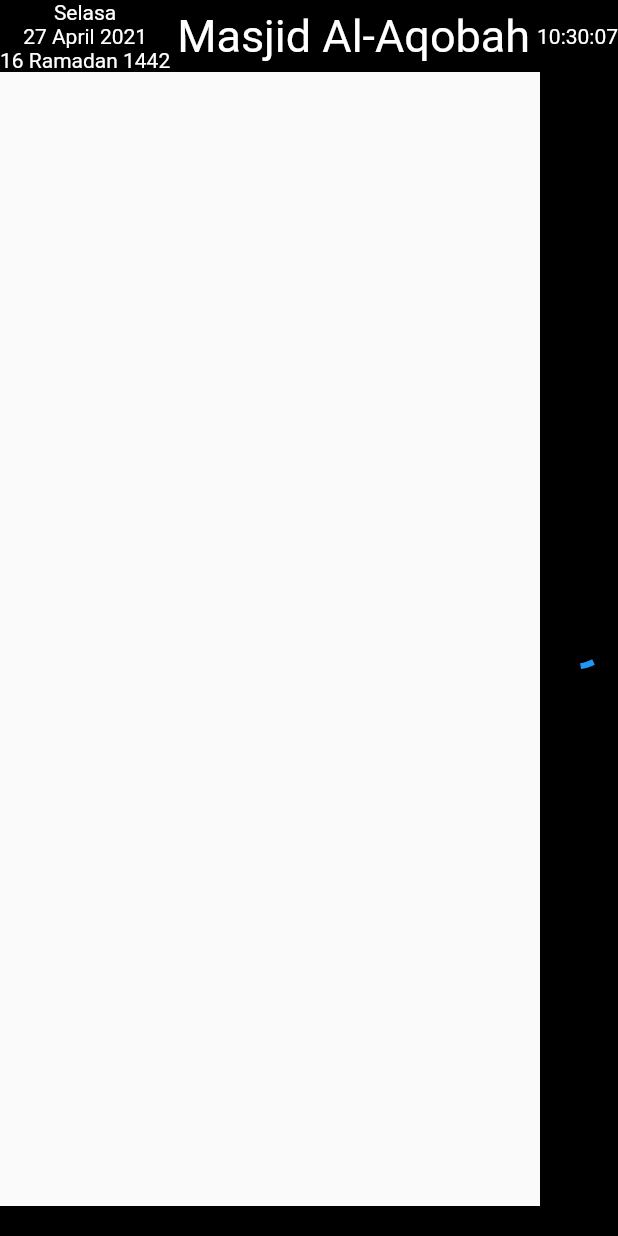
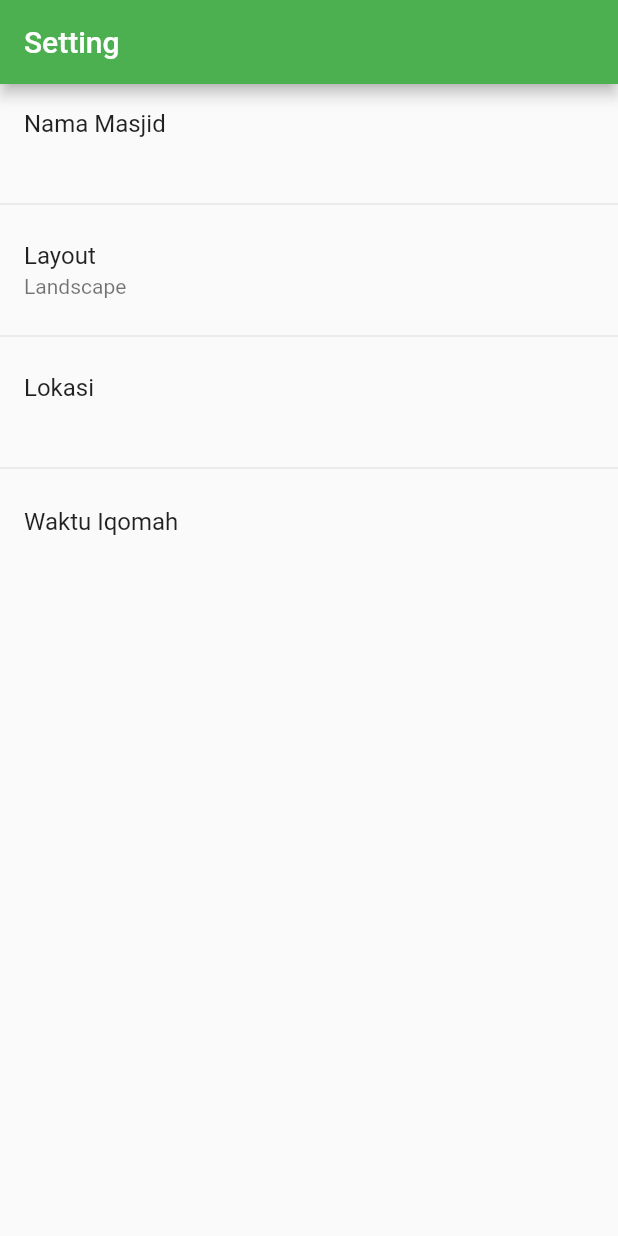
Before and after one commit to zain3ie/masjidtv, a Flutter app: the screen it shows after launch, on a phone screen of 412 x 824 dp. Run offline on Flutter 3.47's test engine with Material 2 defaults, Android fonts, the phone set to English and light mode, and no system bars; our stand-ins replace carousel_slider, hijri, marquee, permission_handler, shared_preferences and 1 more; missing offline and left inert: dart:ffi; accounts and stored records are empty.

Commit message:
create setting view

```diff
--- a/lib/main.dart
+++ b/lib/main.dart
@@ -1,6 +1,13 @@
+import 'dart:ffi';
+
 import 'package:flutter/material.dart';
+import 'package:masjid_tv/utils/routers.dart';
 import 'package:masjid_tv/views/main/main_display.dart';
-import 'package:masjid_tv/views/settings.dart';
+import 'package:masjid_tv/views/settings/iqomah.dart';
+import 'package:masjid_tv/views/settings/layout.dart';
+import 'package:masjid_tv/views/settings/location.dart';
+import 'package:masjid_tv/views/settings/settings.dart';
+import 'package:shared_preferences/shared_preferences.dart';
 
 void main() {
   runApp(MyApp());
@@ -12,9 +19,37 @@ class MyApp extends StatelessWidget {
     return MaterialApp(
       title: 'Masjid TV',
       theme: ThemeData(
-        primarySwatch: Colors.blue,
+        primarySwatch: Colors.green,
       ),
-      home: MainDisplay()
+      home: FutureBuilder(
+        future: _setInitialPreferences(),
+        builder: (context, snapshot) {
+          return SettingsView();
+        }
+      ),
+      routes: <String, WidgetBuilder>{
+        MyRouter.main : (BuildContext context) => MainDisplay(),
+        MyRouter.setting : (BuildContext context) => SettingsView(),
+        MyRouter.layoutSetting : (BuildContext context) => LayoutSetting(),
+        MyRouter.locationSetting : (BuildContext context) => LocationSetting(),
+        MyRouter.iqomahSetting : (BuildContext context) => IqomahSetting(),
+      }
     );
   }
 }
+
+Future _setInitialPreferences() async {
+  SharedPreferences _prefs = await SharedPreferences.getInstance();
+
+  if (!_prefs.containsKey('masjid_name')) {
+    _prefs.setString('masjid_name', '');
+    _prefs.setString('layout', 'Landscape');
+    _prefs.setString('location', '');
+    _prefs.setInt('location_id', 0);
+    _prefs.setInt('iqomah_subuh', 5);
+    _prefs.setInt('iqomah_dzuhur', 5);
+    _prefs.setInt('iqomah_ashar', 5);
+    _prefs.setInt('iqomah_maghrib', 5);
+    _prefs.setInt('iqomah_isya', 5);
+  }
+}
--- /dev/null
+++ b/lib/utils/routers.dart
@@ -0,0 +1,7 @@
+class MyRouter {
+  static const String main = "/main";
+  static const String setting = "/setting";
+  static const String layoutSetting = "/setting/layout";
+  static const String locationSetting = "/setting/location";
+  static const String iqomahSetting = "/setting/iqomah";
+}
--- /dev/null
+++ b/lib/views/settings/settings.dart
@@ -0,0 +1,123 @@
+import 'package:flutter/material.dart';
+import 'package:masjid_tv/utils/routers.dart';
+import 'package:shared_preferences/shared_preferences.dart';
+
+class SettingsView extends StatelessWidget {
+  @override
+  Widget build(BuildContext context) {
+    return Scaffold(
+      appBar: AppBar(
+        title: Text('Setting'),
+      ),
+      body: Container(
+        child: FutureBuilder<SharedPreferences>(
+          future: SharedPreferences.getInstance(),
+          builder: (context, snapshot) {
+            return snapshot.hasData
+              ? _Settings(prefs: snapshot.data)
+              : Container();
+          }
+        )
+      ),
+    );
+  }
+}
+
+class _Settings extends StatefulWidget {
+  final SharedPreferences prefs;
+
+  _Settings({
+    Key key,
+    @required this.prefs
+  }) : super(key: key);
+
+  @override
+  _SettingsState createState() => _SettingsState();
+}
+
+class _SettingsState extends State<_Settings> {
+  Future<void> _renameDialog() async {
+    TextEditingController _masjidNameCtrl = TextEditingController();
+    _masjidNameCtrl.text = widget.prefs.getString('masjid_name');
+
+    await showDialog(
+      context: context,
+      builder: (BuildContext context) {
+        return AlertDialog(
+          title: Text('Nama Masjid'),
+          content: TextField(
+            controller: _masjidNameCtrl,
+          ),
+          actions: <Widget>[
+            TextButton(
+              child: Text('Cancel'),
+              onPressed: () {
+                Navigator.of(context).pop();
+              },
+            ),
+            TextButton(
+              child: Text('Save'),
+              onPressed: () async {
+                widget.prefs.setString('masjid_name', _masjidNameCtrl.text);
+                Navigator.of(context).pop();
+                setState(() {});
+              },
+            )
+          ],
+        );
+      }
+    );
+  }
+
+  @override
+  Widget build(BuildContext context) {
+    return SingleChildScrollView(
+      child: Column(
+        children: [
+          InkWell(
+            child: ListTile(
+              title: Text('Nama Masjid'),
+              subtitle: Text(widget.prefs.getString('masjid_name')),
+            ),
+            onTap: () {
+              _renameDialog();
+            },
+          ),
+          Divider(),
+          InkWell(
+            child: ListTile(
+              title: Text('Layout'),
+              subtitle: Text(widget.prefs.getString('layout')),
+            ),
+            onTap: () {
+              Navigator.of(context).pushNamed(MyRouter.layoutSetting).then(
+                  (_) => setState(() {})
+              );
+            },
+          ),
+          Divider(),
+          InkWell(
+            child: ListTile(
+              title: Text('Lokasi'),
+              subtitle: Text(widget.prefs.getString('location')),
+            ),
+            onTap: () {
+              Navigator.of(context).pushNamed(MyRouter.locationSetting).then(
+                  (_) => setState(() {})
+              );
+            },
+          ),
+          Divider(),
+          InkWell(
+            child: ListTile(
+              title: Text('Waktu Iqomah')
+            ),
+            onTap: () {
+              Navigator.of(context).pushNamed(MyRouter.iqomahSetting);
+            },
+          ),
+        ],
+      )
+    );
+  }
+}
--- a/pubspec.yaml
+++ b/pubspec.yaml
@@ -33,6 +33,7 @@ dependencies:
   sqflite: ^1.3.2+4
   path: ^1.7.0
   permission_handler: ^5.1.0+2
+  shared_preferences: ^0.5.12+4
 
 dev_dependencies:
   flutter_test:
@@ -51,6 +52,8 @@ flutter:
 
   # To add assets to your application, add an assets section, like this:
   assets:
+    - assets/layout_landscape.png
+    - assets/layout_portrait.png
     - assets/masjidil_haram.jpg
     - assets/masjid_nabawi.jpg
     - assets/running_text.txt
```
Also changed, not shown: lib/services/city_service.dart (+5 -6 lines), lib/views/settings.dart (deleted, +0 -74 lines), lib/views/settings/iqomah.dart (added, +105 -0 lines), lib/views/settings/layout.dart (added, +94 -0 lines), lib/views/settings/location.dart (added, +127 -0 lines), assets/layout_landscape.png (added), assets/layout_portrait.png (added), pubspec.lock.
